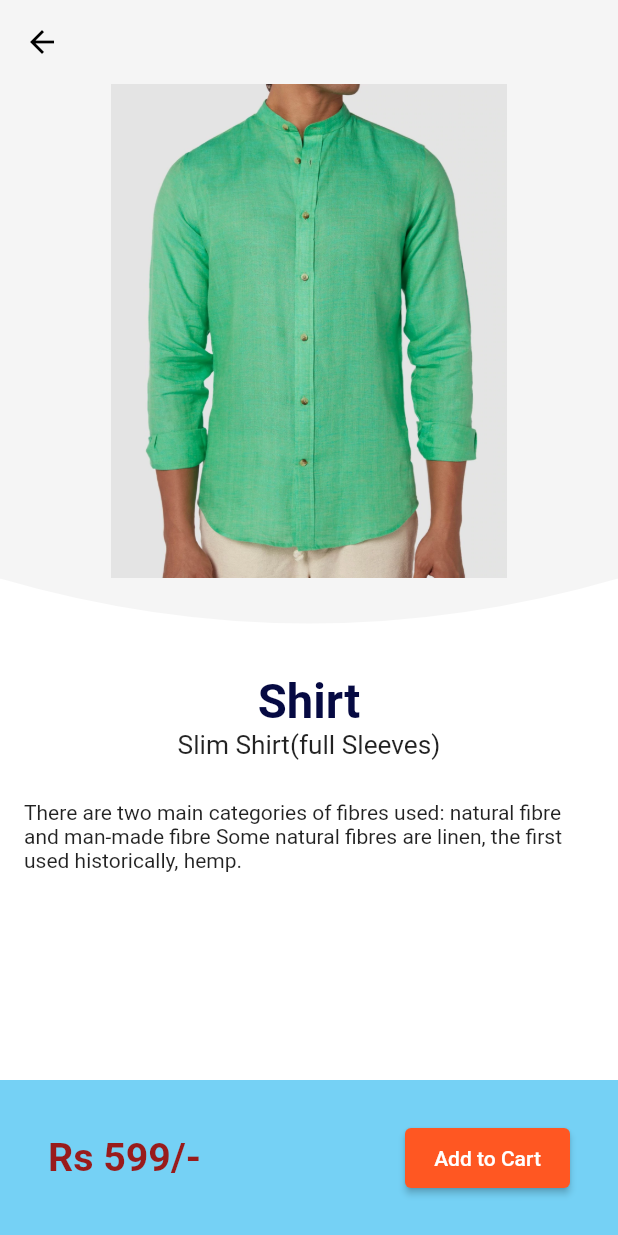
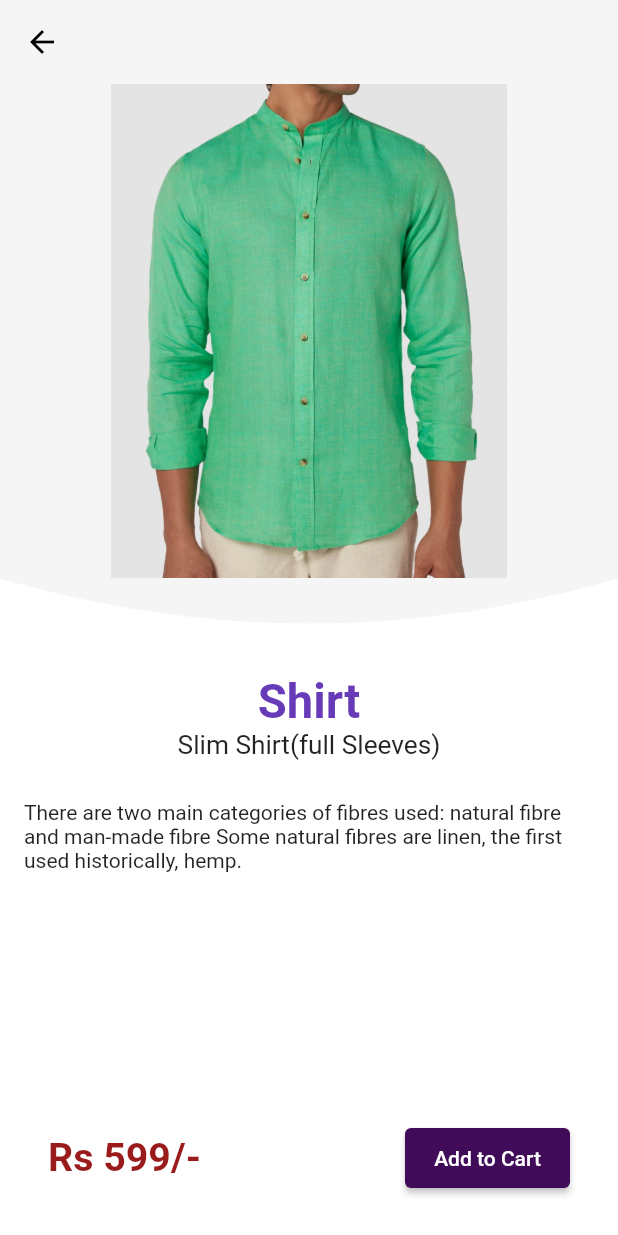
Before and after one commit to Dinesh-choudhary-Wow/Flutter_1st_Project, a Flutter app: the screen it shows after launch, after a tap on "Shirt", on a phone screen of 412 x 824 dp. Run offline on Flutter 3.47's test engine with Material 2 defaults, Android fonts, the phone set to English and light mode, and no system bars; drawn by our look-alikes of velocity_x.

Commit message:
level  16 done with some theme works and most important leant to switch theme of the system light and dark

```diff
--- a/lib/main.dart
+++ b/lib/main.dart
@@ -15,7 +15,7 @@
   @override
   Widget build(BuildContext context) {
     return MaterialApp(
-      themeMode: ThemeMode.light,
+      themeMode: ThemeMode.system,
       theme: MyTheme.lightTheme(context),
       darkTheme: MyTheme.darkTheme(context),
       debugShowCheckedModeBanner: false,
--- a/lib/screens/home_detail_page.dart
+++ b/lib/screens/home_detail_page.dart
@@ -13,15 +13,19 @@
       appBar: AppBar(
         backgroundColor: Colors.transparent,
       ),
-      backgroundColor: MyTheme.creamColor,
+      backgroundColor: context.canvasColor,
       bottomNavigationBar: Container(
-        color: const Color.fromARGB(255, 117, 209, 245),
+        color: context.cardColor,
         child: ButtonBar(
           alignment: MainAxisAlignment.spaceBetween,
           buttonPadding: EdgeInsets.zero,
           children: [
             "Rs ${catalog.price}/-".text.bold.xl3.red800.make(),
             ElevatedButton(
+              style: ButtonStyle(
+                backgroundColor:
+                    MaterialStateProperty.all(context.theme.buttonColor),
+              ),
               onPressed: () {}, //style button if needed
               child: "Add to Cart".text.make(),
             ).wh(110, 40)
@@ -42,10 +46,13 @@
               edge: VxEdge.TOP,
               child: Container(
                 width: context.screenWidth,
-                color: Colors.white,
+                color: context.cardColor,
                 child: Column(
                   children: [
-                    catalog.name.text.xl4.color(MyTheme.darkPurple).bold.make(),
+                    catalog.name.text.xl4
+                        .color(context.accentColor)
+                        .bold
+                        .make(),
                     catalog.desc.text.xl.make(),
                     10.heightBox,
                     "There are two main categories of fibres used: natural fibre and man-made fibre Some natural fibres are linen, the first used historically, hemp."
--- a/lib/screens/home_page.dart
+++ b/lib/screens/home_page.dart
@@ -44,11 +44,14 @@
   @override
   Widget build(BuildContext context) {
     return Scaffold(
-        backgroundColor: MyTheme.creamColor,
+        backgroundColor: context.canvasColor,
         floatingActionButton: FloatingActionButton(
           onPressed: () => Navigator.pushNamed(context, MyRoutes.cartRoute),
-          child: Icon(CupertinoIcons.cart_fill),
-          backgroundColor: Colors.blue.shade500,
+          child: const Icon(
+            CupertinoIcons.cart_fill,
+            color: Colors.white,
+          ),
+          backgroundColor: context.theme.buttonColor,
         ),
         body: SafeArea(
           child: Container(
--- a/lib/screens/login_page.dart
+++ b/lib/screens/login_page.dart
@@ -1,5 +1,6 @@
 import 'package:flutter/material.dart';
 import 'package:flutter_newp/utils/routes.dart';
+import 'package:velocity_x/velocity_x.dart';
 
 class LoginPage extends StatefulWidget {
   const LoginPage({Key? key}) : super(key: key);
@@ -29,7 +30,7 @@
   @override
   Widget build(BuildContext context) {
     return Material(
-        color: Colors.white,
+        color: context.canvasColor,
         child: SingleChildScrollView(
           child: Form(
             key: _formkey,
@@ -88,7 +89,7 @@
                         height: 20,
                       ),
                       Material(
-                        color: Colors.deepOrange,
+                        color: context.theme.buttonColor,
                         borderRadius:
                             BorderRadius.circular(changeButton ? 70 : 8),
                         child: InkWell(
--- a/lib/widgets/home_widgets/catalog_header.dart
+++ b/lib/widgets/home_widgets/catalog_header.dart
@@ -10,7 +10,7 @@
     return Column(
       crossAxisAlignment: CrossAxisAlignment.start,
       children: [
-        "Collections".text.xl5.bold.color(MyTheme.darkPurple).make(),
+        "Collections".text.xl5.bold.color(context.theme.accentColor).make(),
         "Top Collections".text.xl2.make(),
       ],
     );
--- a/lib/widgets/home_widgets/catalog_image.dart
+++ b/lib/widgets/home_widgets/catalog_image.dart
@@ -12,7 +12,7 @@
         .box
         .rounded
         .p8
-        .color(MyTheme.creamColor)
+        .color(context.canvasColor)
         .make()
         .p16()
         .w40(context);
--- a/lib/widgets/home_widgets/catalog_list.dart
+++ b/lib/widgets/home_widgets/catalog_list.dart
@@ -43,7 +43,7 @@
             crossAxisAlignment: CrossAxisAlignment.start,
             mainAxisAlignment: MainAxisAlignment.center,
             children: [
-              catalog.name.text.xl.color(MyTheme.darkPurple).bold.make(),
+              catalog.name.text.xl.color(context.accentColor).bold.make(),
               catalog.desc.text.make(),
               10.heightBox,
               ButtonBar(
@@ -52,7 +52,7 @@
                 children: [
                   "Rs ${catalog.price}".text.bold.xl.make(),
                   ElevatedButton(
-                    onPressed: () {}, //style button if needed
+                    onPressed: () {},
                     child: "Buy".text.make(),
                   )
                 ],
@@ -61,6 +61,6 @@
           ))
         ],
       ),
-    ).white.rounded.square(150).make().py16();
+    ).color(context.cardColor).rounded.square(150).make().py16();
   }
 }
--- a/lib/widgets/themes.dart
+++ b/lib/widgets/themes.dart
@@ -1,20 +1,15 @@
 import 'package:flutter/material.dart';
+import 'package:velocity_x/velocity_x.dart';
 // import 'package:google_fonts/google_fonts.dart';
 
 class MyTheme {
   static ThemeData lightTheme(BuildContext context) => ThemeData(
       // fontFamily: GoogleFonts.poppins().fontFamily,
       primarySwatch: Colors.deepOrange,
-      appBarTheme: AppBarTheme(
-        color: Colors.white,
-        elevation: 0.0,
-        iconTheme: const IconThemeData(color: Colors.black),
-        toolbarTextStyle: Theme.of(context).textTheme.bodyText2,
-        titleTextStyle: Theme.of(context).textTheme.headline6,
-      ));
-  static ThemeData darkTheme(BuildContext context) => ThemeData(
-      // fontFamily: GoogleFonts.lato().fontFamily,
-      primarySwatch: Colors.deepOrange,
+      cardColor: Colors.white,
+      canvasColor: creamColor,
+      buttonColor: darkPurple,
+      accentColor: Colors.deepPurple,
       appBarTheme: AppBarTheme(
         color: Colors.white,
         elevation: 0.0,
@@ -23,7 +18,24 @@
         titleTextStyle: Theme.of(context).textTheme.headline6,
       ));
 
+  static ThemeData darkTheme(BuildContext context) => ThemeData(
+      brightness: Brightness.dark,
+      // fontFamily: GoogleFonts.lato().fontFamily,
+      cardColor: Colors.black,
+      canvasColor: darkCreamColor,
+      buttonColor: lightBlueColor,
+      accentColor: Colors.white,
+      appBarTheme: AppBarTheme(
+        color: Colors.black,
+        elevation: 0.0,
+        iconTheme: const IconThemeData(color: Colors.white),
+        toolbarTextStyle: Theme.of(context).textTheme.bodyText2,
+        titleTextStyle: Theme.of(context).textTheme.headline6,
+      ));
+
 //Colors
   static Color creamColor = const Color(0xfff5f5f5);
-  static Color darkPurple = const Color.fromARGB(255, 6, 10, 66);
+  static Color darkCreamColor = Vx.gray900;
+  static Color darkPurple = const Color(0xff400b58);
+  static Color lightBlueColor = Vx.indigo500;
 }
```
